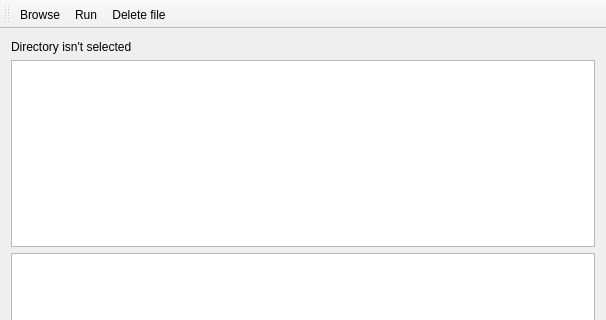
The window that mainwindow.ui (leonfed/findDuplicates) describes before a commit, drawn with Qt 5; both pictures show x 0 to 606 and y 0 to 320 of the 606 by 474 pixel window.
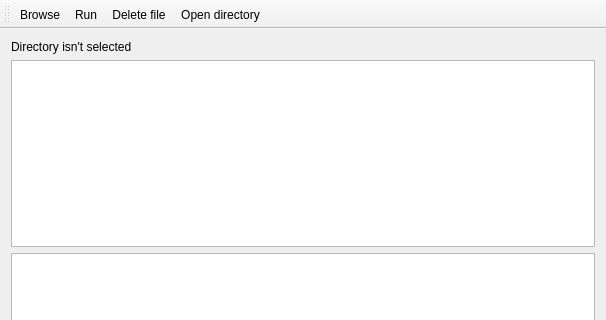
The same window after the commit.

Commit message: add Open_directory

The edit to the form file:
```diff
--- a/mainwindow.ui
+++ b/mainwindow.ui
@@ -54,6 +54,7 @@
    <addaction name="actionBrowse"/>
    <addaction name="actionRun"/>
    <addaction name="actionDelete_file"/>
+   <addaction name="actionOpen_directory"/>
   </widget>
   <widget class="QStatusBar" name="statusBar"/>
   <action name="actionBrowse">
@@ -71,6 +72,11 @@
     <string>Delete file</string>
    </property>
   </action>
+  <action name="actionOpen_directory">
+   <property name="text">
+    <string>Open directory</string>
+   </property>
+  </action>
  </widget>
  <layoutdefault spacing="6" margin="11"/>
  <resources/>
```
The commit also changes 2 other files.
